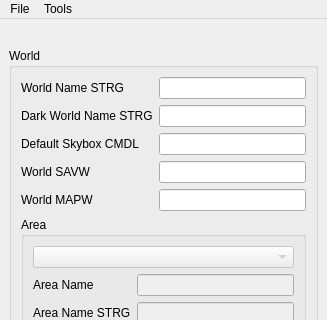
First picture: the form in src/Editor/CStartWindow.ui, repository AxioDL/PrimeWorldEditor, before the edit; both pictures show x 0 to 327 and y 0 to 320 of the 327 by 509 pixel window.
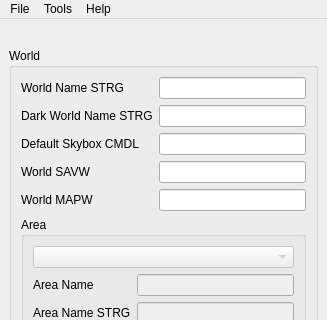
Second picture: the form after the edit.

Commit message: Finalized the About dialog, made it accessible through the start window

```diff
--- a/src/Editor/CStartWindow.ui
+++ b/src/Editor/CStartWindow.ui
@@ -230,8 +230,15 @@
     </property>
     <addaction name="actionLaunch_model_viewer"/>
    </widget>
+   <widget class="QMenu" name="menuHelp">
+    <property name="title">
+     <string>Help</string>
+    </property>
+    <addaction name="ActionAbout"/>
+   </widget>
    <addaction name="menuFile"/>
    <addaction name="menuTools"/>
+   <addaction name="menuHelp"/>
   </widget>
   <action name="actionOpen_pak">
    <property name="text">
```
Left out of the diff: 5 changed lines with no effect on the pictures. The commit also changes 7 other files.
